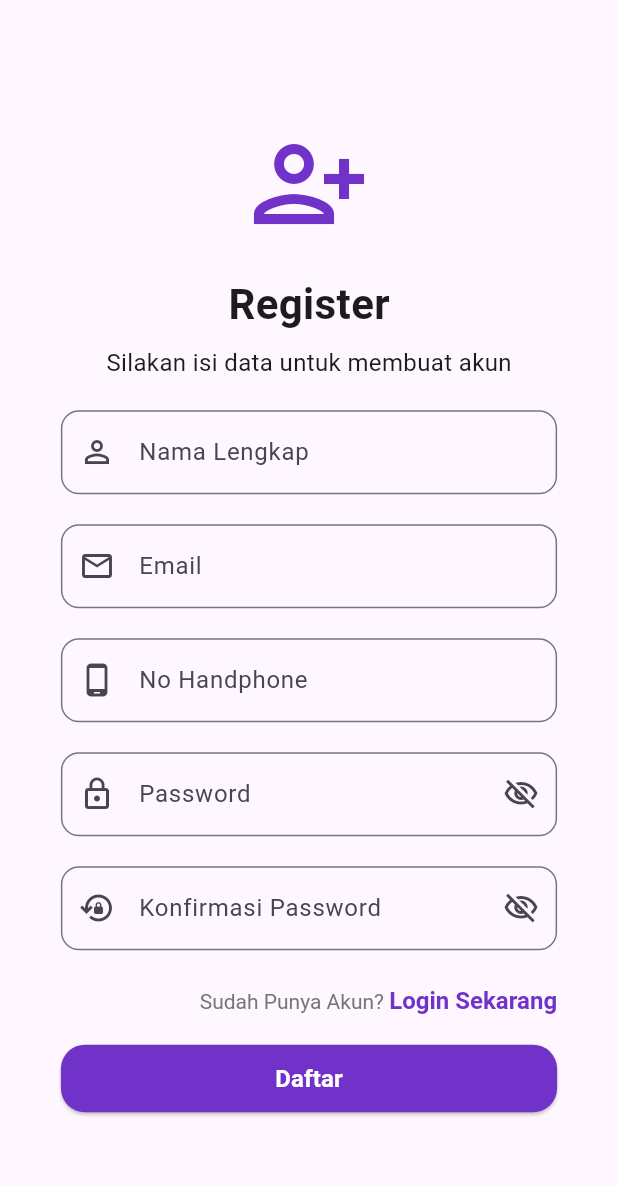
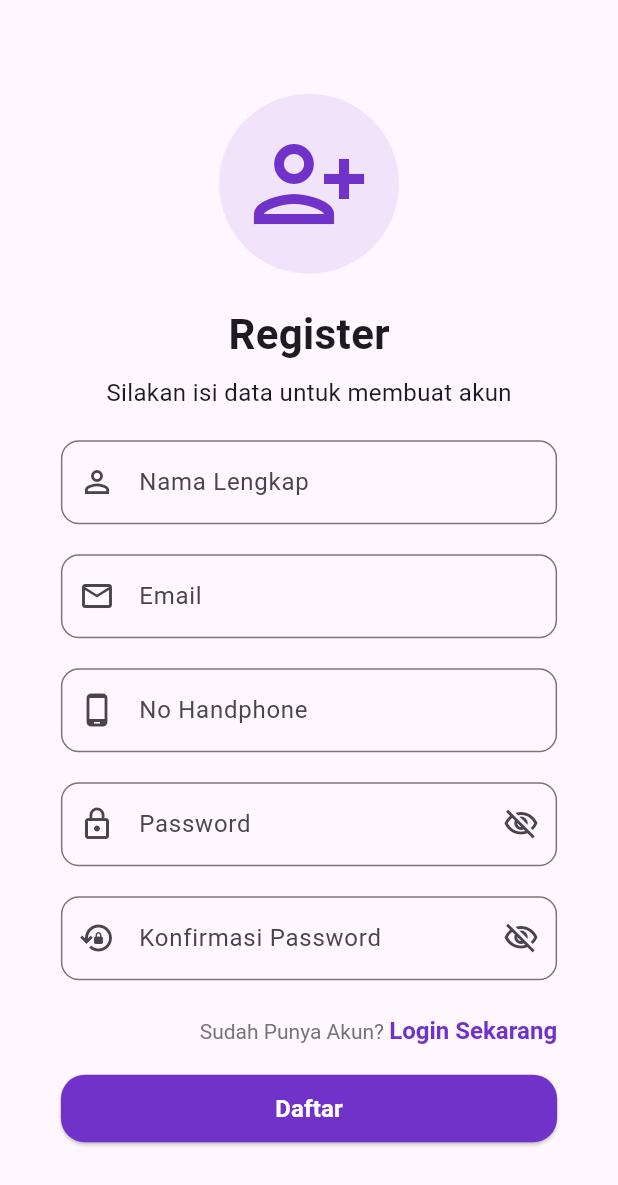
Before and after one commit to Frientia/project_mobile_UAS, a Flutter app: the RegisterPage screen opened directly, on a phone screen of 412 x 824 dp. Shown: the top 1185 px of the screen. Run offline on Flutter 3.47's test engine with Material 3 defaults, Android fonts, the phone set to English and light mode, and no system bars; our stand-ins replace country_picker, firebase_auth, firebase_core, flutter_dotenv, flutter_local_notifications, google_sign_in and 3 more; accounts and stored records are empty.

Commit message:
refactor(ui): update icon dengan menambahkan box decoration

```diff
--- a/lib/pages/register_page.dart
+++ b/lib/pages/register_page.dart
@@ -169,10 +169,17 @@ class _RegisterPageState extends State<RegisterPage>
                     position: _slideAnim,
                     child: Column(
                       children: [
-                        Icon(
-                          Icons.person_add_alt_1_outlined,
-                          size: iconSize,
-                          color: const Color.fromARGB(255, 113, 50, 202),
+                        Container(
+                          padding: const EdgeInsets.all(20),
+                          decoration: BoxDecoration(
+                            color: const Color.fromARGB(255, 113, 50, 202).withValues(alpha: 0.1),
+                            shape: BoxShape.circle,
+                          ),
+                          child: Icon(
+                            Icons.person_add_alt_1_outlined,
+                            size: iconSize,
+                            color: const Color.fromARGB(255, 113, 50, 202),
+                          ),
                         ),
                         const SizedBox(height: 20),
 
```
